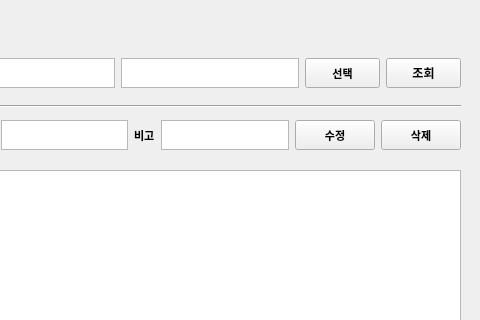
RaineyLee/overtime, file overtime_v1.1/ui/emp_overtime_update.ui: the form before one commit; both pictures show x 600 to 1080 and y 0 to 320 of the 1080 by 810 pixel window.
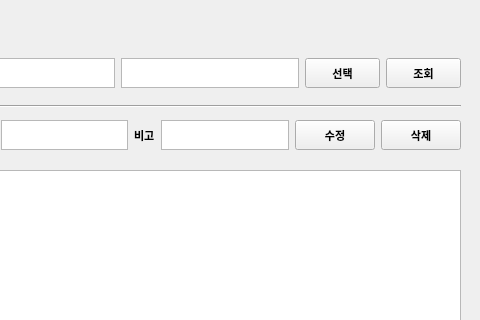
The form after the commit.

Diff of the .ui file:
```diff
--- a/overtime_v1.1/ui/emp_overtime_update.ui
+++ b/overtime_v1.1/ui/emp_overtime_update.ui
@@ -418,7 +418,8 @@
       </property>
       <property name="font">
        <font>
-        <family>맑은 고딕</family>
+        <family>Arial</family>
+        <pointsize>8</pointsize>
         <weight>75</weight>
         <bold>true</bold>
        </font>
```
